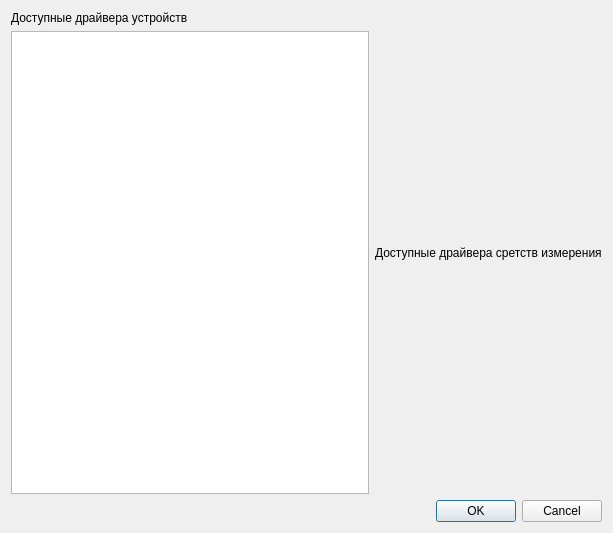
Qt form general/reportdialog.ui (AleksanderBY/Kalibri2) before a commit.
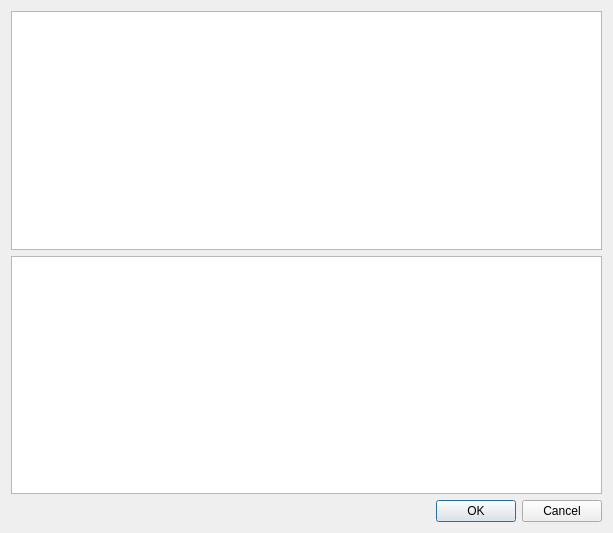
The same form after that commit. Custom widgets are drawn as their Qt base class.

```diff
--- a/general/reportdialog.ui
+++ b/general/reportdialog.ui
@@ -15,33 +15,10 @@
   </property>
   <layout class="QVBoxLayout" name="verticalLayout">
    <item>
-    <layout class="QHBoxLayout" name="horizontalLayout">
-     <item>
-      <layout class="QVBoxLayout" name="verticalLayout_2">
-       <item>
-        <widget class="QLabel" name="label">
-         <property name="text">
-          <string>Доступные драйвера устройств</string>
-         </property>
-        </widget>
-       </item>
-       <item>
-        <widget class="QListWidget" name="listWidget"/>
-       </item>
-      </layout>
-     </item>
-     <item>
-      <layout class="QVBoxLayout" name="verticalLayout_4">
-       <item>
-        <widget class="QLabel" name="label_2">
-         <property name="text">
-          <string>Доступные драйвера сретств измерения</string>
-         </property>
-        </widget>
-       </item>
-      </layout>
-     </item>
-    </layout>
+    <widget class="QTextEditCompleter" name="textEdit"/>
+   </item>
+   <item>
+    <widget class="QTextEdit" name="textEdit_2"/>
    </item>
    <item>
     <widget class="QDialogButtonBox" name="buttonBox">
@@ -55,6 +32,13 @@
    </item>
   </layout>
  </widget>
+ <customwidgets>
+  <customwidget>
+   <class>QTextEditCompleter</class>
+   <extends>QTextEdit</extends>
+   <header>qtexteditcompleter.h</header>
+  </customwidget>
+ </customwidgets>
  <resources/>
  <connections>
   <connection>
```
